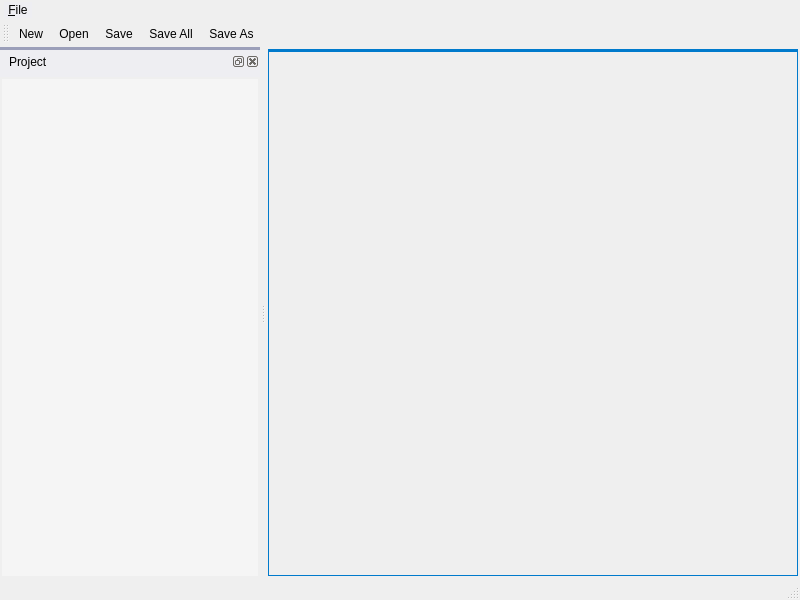
Old version of the form CDTStudio/mainwindow.ui in the repository chenguanzhou/CDTStudio.
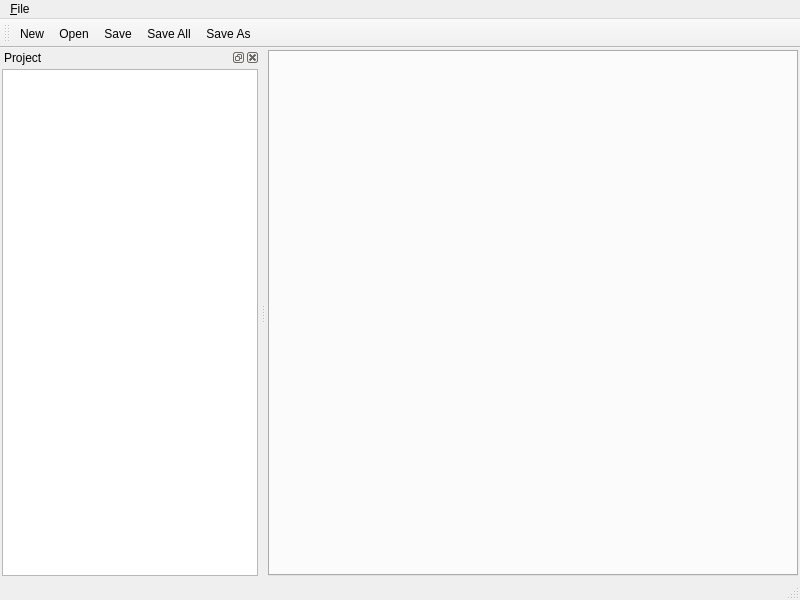
New version of the form. Icons and pictures are not drawn. Custom widgets are drawn as their Qt base class.

Patch:
```diff
--- a/CDTStudio/mainwindow.ui
+++ b/CDTStudio/mainwindow.ui
@@ -13,121 +13,6 @@
   <property name="windowTitle">
    <string>CDTStudio</string>
   </property>
-  <property name="styleSheet">
-   <string notr="true">QMainWondow{
-	background-color: #EEEEF2;	
-}
-QMenuBar{
-	border-color: #EEEEF2;	
-	padding: 2px;
-	spacing: 2px;
-}
-QMenuBar::item {	
-	background: #EEEEF2;	
-	spacing: 3px; /* spacing between menu bar items */
-    padding: 1px 4px;     
-}
-QMenuBar::item:selected { /* when selected using mouse or keyboard */
-	background-color: rgb(201, 222, 245);
-	border-top:1px solid #CCCEDB;
-	border-left:1px solid #CCCEDB;
-	border-right:1px solid #CCCEDB;
- }
-QMenuBar::item:pressed {
-     background: #F6F6F6;
- }
-QMenu{
-	background: #F6F6F6;
-	padding: 2px;
-	border-bottom:1px solid #CCCEDB;
-	border-left:1px solid #CCCEDB;
-	border-right:1px solid #CCCEDB;
-}
-QMenu::item:selected { /* when selected using mouse or keyboard */    
-	color: rgb(0, 0, 0);
-	background-color: rgb(201, 222, 245);
- }
-QMenu::item:pressed {
-     background: #F6F6F6;
- }
-QToolBar{
-	border-color: #EEEEF2;
-	spacing: 2px;
-	padding: 3px;
-}
-
-QToolButton:hover {
-	border:none;
-	background: rgb(201, 222, 245);
-	border-radius: 3px;
-}
-
-QToolButton:pressed {
-    background: #F6F6F6;
-	border-radius: 3px;
-}
-
-QDockWidget::title{
-	border-top: 3px solid #9B9FB9;
-	background-color:#EEEEF2;
-	padding: 5px;
-}
-
-QDockWidget {		
-    titlebar-close-icon: url(:/Icon/Remove.png);
-    titlebar-normal-icon: url(:/Icon/Maximize.png);
-	background:#EEEEF2;
-	border: 1px solid #ff0000;
-}
-QDockWidget::close-button:hover, QDockWidget::float-button:hover {
-     background: #F7F7F9;
-}
-QTabBar::tab {
-	color: #000000;
-	background: #EEEEF2;
-}
-
-QTabBar::tab:selected{
-	color: #FFFFFF;
-	background: #007ACC;
-}
-
-QTabBar::tab:hover{	
-	color: #FFFFFF;
-     background: #1C97EA;
- }
-
-QTabWidget::pane {
-	border:1px solid #007ACC;
-    border-top-width:3px ;
-}
-
-QTreeView{
-	background: #F5F5F5;
-	border:none
-}
-
-QTreeView::item:selected:active{
-    background: #3399FF;
-}
-
-QTreeView::item:selected:!active {
-    background: #CCCEDB;
-}
-
-QHeaderView::section {
-    background-color:  #9B9FB9;
-    color: white;
-    padding-left: 2px;
-	border:1px solid #EEEEF2;
-}
-
-QFrame#qwtPlot {
-	border:1px solid #9B9FB9;
-    border-top-width:3px ;
-	padding: 3px
-}</string>
-  </property>
   <property name="iconSize">
    <size>
     <width>16</width>
@@ -169,7 +54,7 @@
      <x>0</x>
      <y>0</y>
      <width>800</width>
-     <height>24</height>
+     <height>23</height>
     </rect>
    </property>
    <widget class="QMenu" name="menu_File">
```
